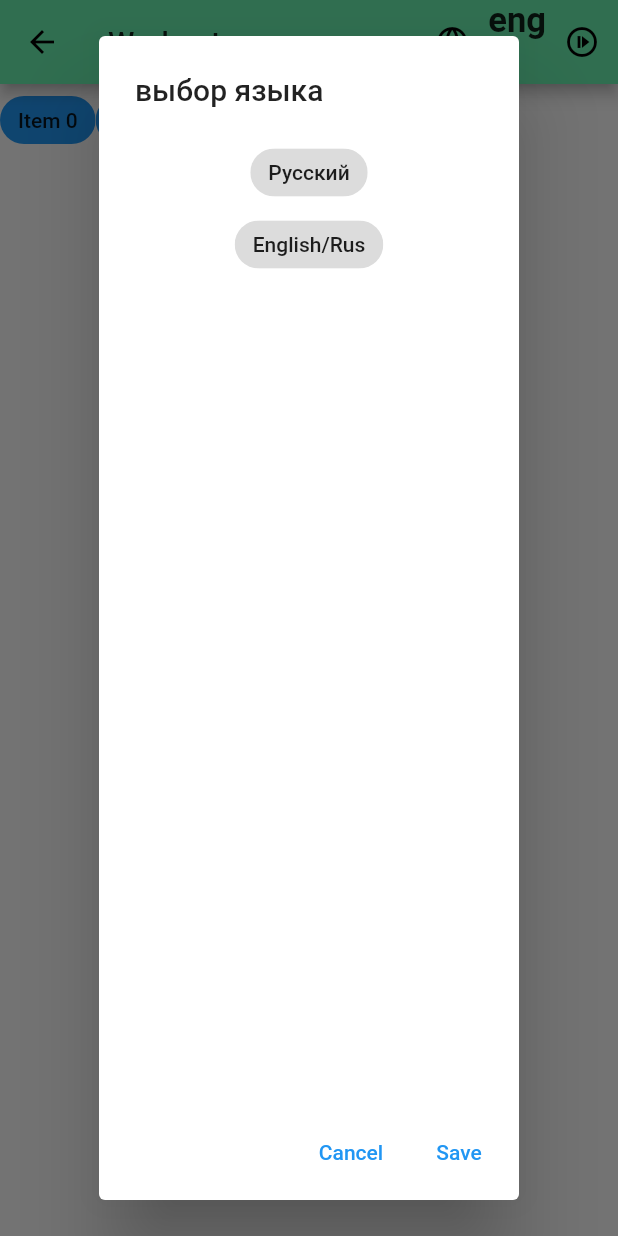
After one commit to AndreyK1105/flutter_app1, a Flutter app: the Workout screen opened directly, after a tap on the "language" icon, on a phone screen of 412 x 824 dp. The commit adds this screen. Run offline on Flutter 3.47's test engine with Material 2 defaults, Android fonts, the phone set to English and light mode, and no system bars; our stand-ins replace cloud_firestore, firebase_auth, firebase_core, firebase_database, sqflite; accounts and stored records are empty.

Commit message:
Initial commit

```diff
--- /dev/null
+++ b/lib/screens/workout.dart
@@ -0,0 +1,157 @@
+import 'package:flutter/cupertino.dart';
+import 'package:flutter/material.dart';
+
+class Workout extends StatefulWidget {
+  @override
+  _Workout  createState() =>_Workout();
+}
+  class _Workout extends State <Workout>{
+    bool _selected=true;
+    bool _choceEngl=true;
+    bool _choceRus=false;
+    bool _choceEnglRus=false;
+  String _langWorkout="eng";
+  bool _englishWorkout=true;
+  bool _rusianWorkout=false;
+  void _saveLang(){
+    Navigator.of(context).pop() ;
+
+  }
+
+
+  @override
+  Widget build(BuildContext context) {
+
+    Widget _choiceEngl(){return
+      ChoiceChip(label: Text("English"),
+        selected: _choceEngl,
+        onSelected: (value){
+          setState(() {
+            _choceEngl=!_choceEngl;
+            if(_choceRus)_choceRus=!_choceRus;
+            if(_choceEnglRus)_choceEnglRus=!_choceEnglRus;
+            _langWorkout="eng";
+            Navigator.of(context).pop();
+
+            print(_choceEngl);
+          });
+        },
+      );
+    }
+    Widget _choiceRus(){return
+      ChoiceChip(label: Text("Русский"), selected: _choceRus,
+        onSelected: (value){
+          setState(() {
+            if(_choceEngl)_choceEngl=!_choceEngl;
+            _choceRus=!_choceRus;
+            if(_choceEnglRus) _choceEnglRus=!_choceEnglRus;
+            _langWorkout="rus";
+            Navigator.of(context).pop();
+            print(_choceEngl);
+          });
+        },
+      );
+    }
+    Widget _choiceEnlRus(){return
+      ChoiceChip(label: Text("English/Rus"), selected: _choceEnglRus,
+        onSelected: (value){
+          setState(() {
+            _choceEnglRus=!_choceEnglRus;
+            if(_choceEngl)_choceEngl=!_choceEngl;
+            if(_choceRus)_choceRus=!_choceRus;
+            _langWorkout="eng/rus";
+            Navigator.of(context).pop();
+
+            print(_choceEngl);
+          });
+        },
+      );
+    }
+    Widget _choceList() {
+      if (_choceEngl) {
+        return Column(
+          children: [
+            _choiceRus(), _choiceEnlRus()
+          ],
+        );
+      }
+      if (_choceRus) {
+        return
+          Column(
+            children: [_choiceEngl(), _choiceEnlRus()],
+          );
+      }
+      if (_choceEnglRus) {
+        return
+          Column(
+            children: [_choiceEngl(), _choiceRus()],
+          );
+      }
+      return Text("Text");
+    }
+
+    // TODO: implement build
+  int  _value=2;
+
+    return Scaffold(
+
+      appBar: AppBar(title:Text("Workout"),actions: <Widget> [
+        IconButton(
+          icon: Icon(Icons.language),
+          onPressed: (){
+            showDialog(context: context,
+                builder: (BuildContext context){
+              return AlertDialog(
+                title: Text("выбор языка"),
+                actions: <Widget>[
+                  TextButton(
+                      child: Text('Cancel'),
+                      onPressed: () => Navigator.of(context).pop()
+                  ),
+                  TextButton(
+                      child: Text('Save'),
+                      onPressed: () => {_rusianWorkout=true, }
+                  )
+                ],
+                content:
+                 _choceList(),
+              );
+                },);
+          },
+        ),
+        Text(_langWorkout),
+        IconButton(icon: Icon(Icons.not_started_outlined), onPressed: (){}),
+      ],),
+      body:  Wrap(
+    children: List<Widget>.generate(
+      4,
+          (int index) {
+
+        return ChoiceChip(
+          label: Text('Item $index'),
+          selected: _selected,
+          onSelected: (bool selected) {
+            setState(() {
+              print("_selected$_selected");
+              _selected=!_selected;
+
+              _value = selected ? index : null;
+
+              print("_selected$_selected");
+             // if(_selected==true){_selected=!_selected; print("_selected$_selected");}
+
+            });
+          },
+          selectedColor: Colors.blue,
+        );
+      },
+    ).toList(),
+    )
+
+
+    );
+
+    throw UnimplementedError();
+  }
+
+  }
--- a/pubspec.yaml
+++ b/pubspec.yaml
@@ -21,7 +21,7 @@ environment:
   sdk: ">=2.7.0 <3.0.0"
 
 dependencies:
-  firebase_core: ^1.0.4
+  firebase_core: ^1.2.1
   firebase_auth: ^1.1.1
   cloud_firestore: ^1.0.6
   firebase_database: ^6.1.2
```
Also changed, not shown: lib/screens/listDb.dart (+63 -23 lines), pubspec.lock.
